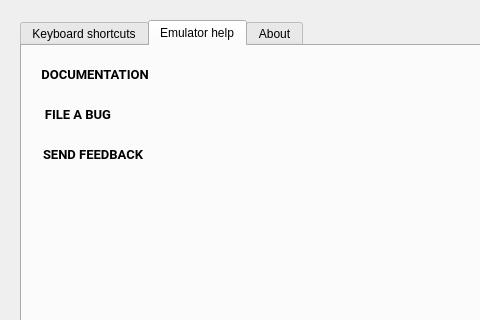
This is android/skin/qt/extended-pages/help-page.ui in aosp-mirror/platform_external_qemu as Qt 5 draws it before an edit; both pictures show x 0 to 480 and y 0 to 320 of the 622 by 580 pixel window. The edited form follows.
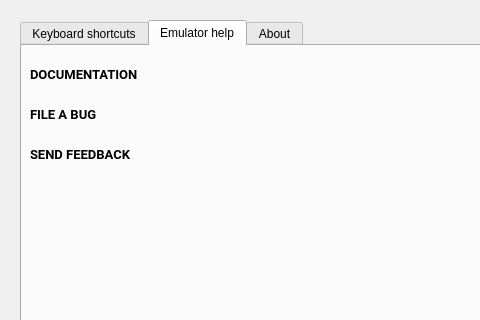
This is the edited form. The open tabs and pages were chosen to show the change.

Commit message:
[Ui] Fix a horrible-looking help -> emulator help tab
Changed the button sizes, text alignment and padding to make
all buttons look the same

What changed in the file:
```diff
--- a/android/skin/qt/extended-pages/help-page.ui
+++ b/android/skin/qt/extended-pages/help-page.ui
@@ -98,7 +98,7 @@
       <rect>
        <x>4</x>
        <y>10</y>
-       <width>138</width>
+       <width>145</width>
        <height>36</height>
       </rect>
      </property>
@@ -110,6 +110,9 @@
        <bold>true</bold>
       </font>
      </property>
+     <property name="styleSheet">
+      <string notr="true">Text-align:left; padding:3px;</string>
+     </property>
      <property name="text">
       <string>DOCUMENTATION</string>
      </property>
@@ -125,7 +128,7 @@
       <rect>
        <x>4</x>
        <y>50</y>
-       <width>104</width>
+       <width>145</width>
        <height>36</height>
       </rect>
      </property>
@@ -137,6 +140,9 @@
        <bold>true</bold>
       </font>
      </property>
+     <property name="styleSheet">
+      <string notr="true">Text-align:left; padding:3px;</string>
+     </property>
      <property name="text">
       <string>FILE A BUG</string>
      </property>
@@ -152,7 +158,7 @@
       <rect>
        <x>4</x>
        <y>90</y>
-       <width>134</width>
+       <width>145</width>
        <height>36</height>
       </rect>
      </property>
@@ -164,6 +170,9 @@
        <bold>true</bold>
       </font>
      </property>
+     <property name="styleSheet">
+      <string notr="true">Text-align:left; padding:3px;</string>
+     </property>
      <property name="text">
       <string>SEND FEEDBACK</string>
      </property>
```
The commit also changes 1 other file.
